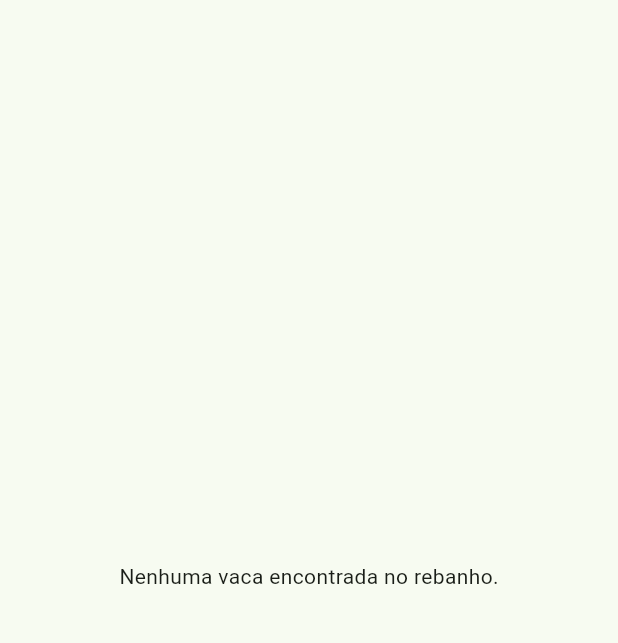
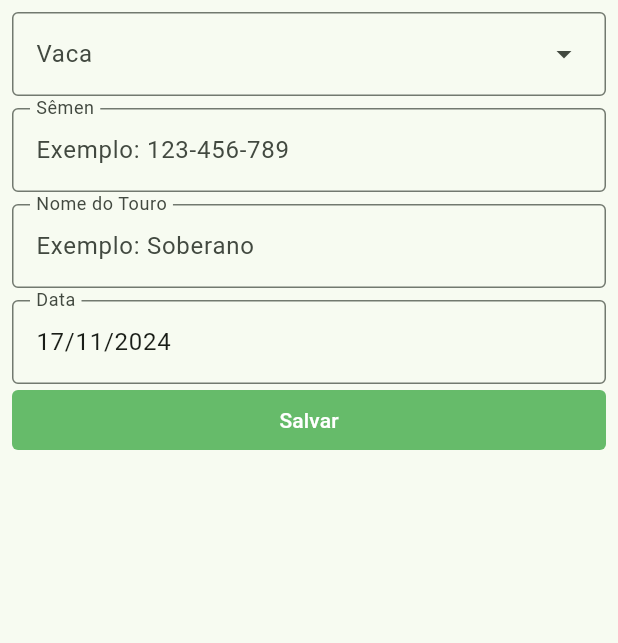
Before and after one commit to hott-henrique/integrazoo, a Flutter app: the ArtificialInseminationForm widget shown alone on an empty page, opened directly, on a phone screen of 412 x 824 dp, the part 84-727 px from its top. Run offline on Flutter 3.47's test engine with Material 3 defaults, Android fonts, the phone set to English and light mode, and no system bars; our stand-ins replace drift, drift_flutter, fl_chart; accounts and stored records are empty; generated files the repository leaves out were written again; statements that could not run were skipped.

Commit message:
Refactored artificial insemination form.

```diff
--- a/lib/view/forms/artificial_insemination.dart
+++ b/lib/view/forms/artificial_insemination.dart
@@ -3,6 +3,8 @@ import 'package:flutter/material.dart';
 
 import 'package:integrazoo/base.dart';
 
+import 'package:integrazoo/view/components/button.dart';
+import 'package:integrazoo/view/components/bovine/bovine_dropdown.dart';
 import 'package:integrazoo/common/unexpected_error_alert_dialog.dart';
 
 import 'package:integrazoo/database/database.dart';
@@ -26,7 +28,7 @@ class _ArtificialInseminationFormState extends State<ArtificialInseminationForm>
   int semenId = 0;
   DateTime artificialInseminationDate = DateTime.now();
   String semenNumber = "";
-  String bullsName = "";
+  String bullName = "";
 
   Exception? exception;
 
@@ -39,7 +41,9 @@ class _ArtificialInseminationFormState extends State<ArtificialInseminationForm>
                                         onPressed: () => setState(() => exception = null));
     }
 
-    final dateField = InputDatePickerFormField(
+    const divider = Divider(height: 8, color: Colors.transparent);
+
+    final datePicker = InputDatePickerFormField(
       initialDate: DateTime.now(),
       firstDate: DateTime(2000),
       lastDate: DateTime.now(),
@@ -57,91 +61,70 @@ class _ArtificialInseminationFormState extends State<ArtificialInseminationForm>
       onSaved: (value) => semenNumber = value ?? semenNumber
     );
 
-    final bullsNameField = TextFormField(
+    final bullNameField = TextFormField(
       keyboardType: TextInputType.text,
       decoration: const InputDecoration(hintText: 'Exemplo: Soberano',
                                         border: OutlineInputBorder(),
                                         label: Text("Nome do Touro"),
                                         floatingLabelBehavior: FloatingLabelBehavior.always),
-      onSaved: (value) => bullsName = value ?? bullsName,
+      onSaved: (value) => bullName = value ?? bullName,
     );
 
-    final saveButton = Row(children: [
-      Expanded(
-        child: ElevatedButton(
-          onPressed: () {
-            if (_formKey.currentState!.validate()) {
-              _formKey.currentState!.save();
-              inspect(semenNumber);
-              inspect(bullsName);
-              final semen = Semen.fromJson({
-                'semenNumber': semenNumber,
-                'bullName': bullsName,
-              });
-              inspect(semen);
-              SemenController.insertSemen(semen).then(
-                (value) => registerArtificialInseminationAttempt(context)
-              );
-            }
-          },
-          child: const Text('REGISTRAR TENTATIVA')
-        )
-      )
-    ]);
-
-    return IntegrazooBaseApp(body:
-      FutureBuilder<List<Bovine>>(
+    final cowDropdown = BovineDropdown(
       future: BovineController.readCows(),
-      builder: (context, AsyncSnapshot<List<Bovine>> snapshot) {
-        if (!snapshot.hasData) {
-          return const CircularProgressIndicator();
-        }
-        final cows = snapshot.data!;
-
-        if (cows.isEmpty) {
-          return const Center(child: Text('Nenhuma vaca encontrada no rebanho.'));
-        }
-
-        cowId = cows[0].id;
-
-        final cowSelector = DropdownMenu<Bovine>(
-          initialSelection: cows[0],
-          dropdownMenuEntries: cows.map((cow) => DropdownMenuEntry(value: cow, label: '[${cow.id}] ${cow.name}')).toList(),
-          onSelected: (value) => cowId = value!.id,
-          label: const Text('Vaca'),
-          expandedInsets: EdgeInsets.zero,
-          menuHeight: 300,
-          inputDecorationTheme: const InputDecorationTheme(
-            floatingLabelBehavior: FloatingLabelBehavior.always,
-            border: OutlineInputBorder()
-          )
+      label: "Vaca",
+      onSelected: (value) => cowId = value != null ? value.id : 0
     );
 
-        Divider divider = const Divider(height: 8, color: Colors.transparent);
+    final saveButton = Button(text: "Salvar", color: Colors.green[400]!, onPressed: registerArtificialInsemination);
 
-        return Container(
+    final column = <Widget>[
+      cowDropdown,
+      divider,
+      semenField,
+      divider,
+      bullNameField,
+      divider,
+      datePicker,
+      saveButton
+    ];
+
+    return IntegrazooBaseApp(body: Container(
       padding: const EdgeInsets.all(8.0),
       child: Form(
         autovalidateMode: AutovalidateMode.always,
         key: _formKey,
-            child: Column(children: [
-              cowSelector,
-              divider,
-              semenField,
-              divider,
-              bullsNameField,
-              divider,
-              dateField,
-              saveButton
-            ])
+        child: Column(crossAxisAlignment: CrossAxisAlignment.stretch, children: column)
       )
+    ));
+  }
+
+  void registerArtificialInsemination() {
+    if (cowId == 0) {
+      SnackBar snackBar = const SnackBar(
+        content: Text('Por favor, selecione a vaca.'),
+        backgroundColor: Colors.red,
+        showCloseIcon: true
+      );
+      ScaffoldMessenger.of(context).showSnackBar(snackBar);
+      return;
+    }
+
+    if (_formKey.currentState!.validate()) {
+      _formKey.currentState!.save();
+
+      final semen = Semen.fromJson({
+        'semenNumber': semenNumber,
+        'bullName': bullName,
+      });
+
+      SemenController.insertSemen(semen).then(
+        (value) => registerArtificialInseminationAttempt()
       );
     }
-      )
-    );
   }
 
-  void registerArtificialInseminationAttempt(BuildContext context) {
+  void registerArtificialInseminationAttempt() {
     final reproduction = Reproduction.fromJson({
       'id': 0,
       'kind': ReproductionKind.artificialInsemination.index,
@@ -154,9 +137,15 @@ class _ArtificialInseminationFormState extends State<ArtificialInseminationForm>
 
     ReproductionController.registerArtificialInseminationAttempt(reproduction).then(
       (_) {
-        SnackBar snackBar = const SnackBar(content: Text('TENTATIVA DE REPRODUÇÃO REGISTRADA.'), showCloseIcon: true);
+        SnackBar snackBar = const SnackBar(
+          content: Text('Tentativa de reprodução registrada.'),
+          backgroundColor: Colors.green,
+          showCloseIcon: true
+        );
+        if (context.mounted) {
           ScaffoldMessenger.of(context).showSnackBar(snackBar);
           Navigator.of(context).pop();
+        }
       },
       onError: (e) => setState(() => exception = e)
     );
--- a/lib/view/forms/coverage.dart
+++ b/lib/view/forms/coverage.dart
@@ -108,7 +108,11 @@ class _CoverageFormState extends State<CoverageForm> {
       });
       ReproductionController.registerCoverageAttempt(reproduction).then(
         (_) {
-          SnackBar snackBar = const SnackBar(content: Text('Tentativa de reprodução registrada.'), showCloseIcon: true);
+          SnackBar snackBar = const SnackBar(
+            content: Text('Tentativa de reprodução registrada.'),
+            backgroundColor: Colors.green,
+            showCloseIcon: true
+          );
           ScaffoldMessenger.of(context).showSnackBar(snackBar);
           Navigator.of(context).pop();
         },
--- a/lib/view/forms/production.dart
+++ b/lib/view/forms/production.dart
@@ -148,6 +148,7 @@ class _ProductionFormState extends State<ProductionForm> {
         (_) {
           SnackBar snackBar = const SnackBar(
             content: Text('Produção registrada.'),
+            backgroundColor: Colors.green,
             showCloseIcon: true
           );
           if (context.mounted) {
```
Lines whose indentation alone changed are shown as unchanged.
